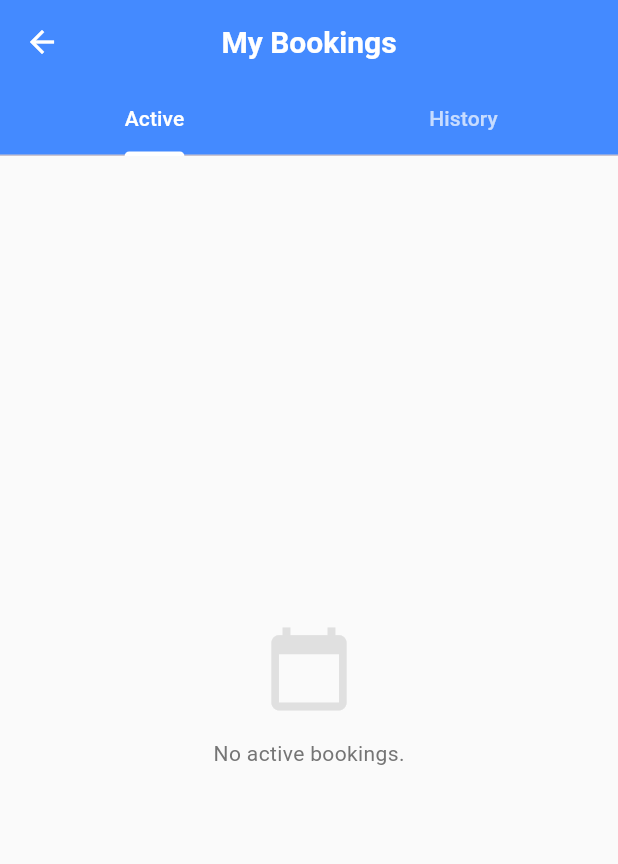
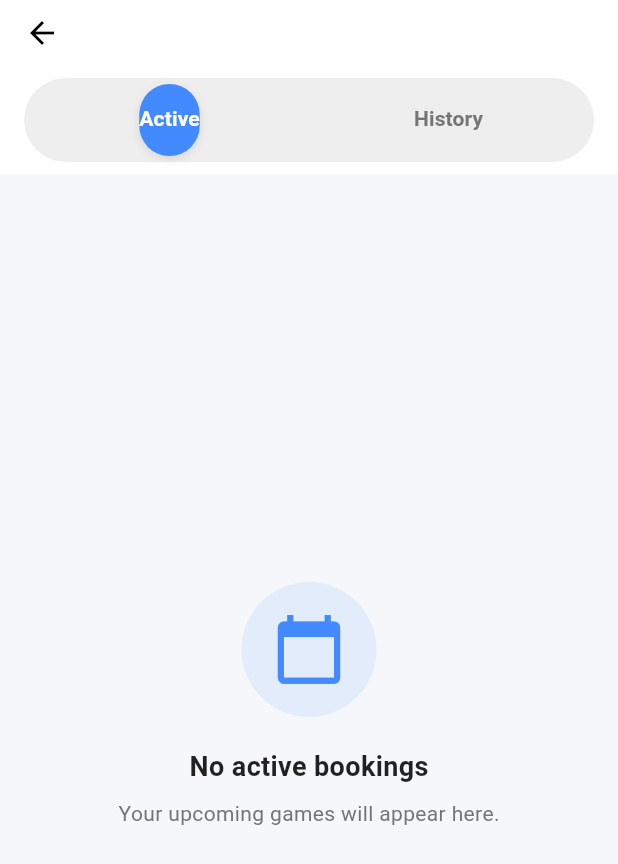
Before and after one commit to AmirKma112/court_time, a Flutter app: the MyBookingsScreen screen opened directly, on a phone screen of 412 x 824 dp. Shown: the top 864 px of the screen. Run offline on Flutter 3.47's test engine with Material 3 defaults, Android fonts, the phone set to English and light mode, and no system bars; our stand-ins replace cloud_firestore, firebase_auth, firebase_core, firebase_storage, image_picker; accounts and stored records are empty.

Commit message:
update booking card, my booking and owner manage booking

```diff
--- a/lib/screens/player/profile/my_bookings_screen.dart
+++ b/lib/screens/player/profile/my_bookings_screen.dart
@@ -4,7 +4,7 @@ import '../../../services/auth_service.dart';
 import '../../../services/database_service.dart';
 import '../../../models/booking_model.dart';
 import '../../../widgets/booking_card.dart';
-import 'package:court_time/screens/player/booking/slot_selection_screen.dart'; //reshedule
+import 'package:court_time/screens/player/booking/slot_selection_screen.dart';
 
 class MyBookingsScreen extends StatefulWidget {
   const MyBookingsScreen({super.key});
@@ -21,16 +21,11 @@ class _MyBookingsScreenState extends State<MyBookingsScreen> {
     _checkExpiredBookings();
   }
 
-  // ==============================================================
-  // 1. AUTO-COMPLETE LOGIC (Moves old bookings to History)
-  // ==============================================================
   void _checkExpiredBookings() async {
     final userId = AuthService().getCurrentUserId();
     if (userId == null) return;
 
     final now = DateTime.now();
-
-    // Get all "Approved" bookings for this user
     final snapshot = await FirebaseFirestore.instance
         .collection('bookings')
         .where('userId', isEqualTo: userId)
@@ -43,8 +38,6 @@ class _MyBookingsScreenState extends State<MyBookingsScreen> {
 
       if (bookingTimestamp != null) {
         DateTime bookingDate = bookingTimestamp.toDate();
-
-        // If booking is more than 1 hours in the past, mark as Completed
         if (bookingDate.isBefore(now.subtract(const Duration(hours: 1)))) {
           await DatabaseService().updateBookingStatus(doc.id, 'Completed');
         }
@@ -52,23 +45,25 @@ class _MyBookingsScreenState extends State<MyBookingsScreen> {
     }
   }
 
-  // ==============================================================
-  // 2. CANCEL LOGIC
-  // ==============================================================
   void _cancelBooking(String bookingId) async {
     bool? confirm = await showDialog(
       context: context,
       builder: (context) => AlertDialog(
         title: const Text("Cancel Booking?"),
         content: const Text("Are you sure you want to cancel your request?"),
+        shape: RoundedRectangleBorder(borderRadius: BorderRadius.circular(16)),
         actions: [
           TextButton(
             onPressed: () => Navigator.pop(context, false),
             child: const Text("No, Keep it"),
           ),
-          TextButton(
+          ElevatedButton(
             onPressed: () => Navigator.pop(context, true),
-            style: TextButton.styleFrom(foregroundColor: Colors.red),
+            style: ElevatedButton.styleFrom(
+              backgroundColor: Colors.redAccent,
+              foregroundColor: Colors.white,
+              shape: RoundedRectangleBorder(borderRadius: BorderRadius.circular(8)),
+            ),
             child: const Text("Yes, Cancel"),
           ),
         ],
@@ -85,31 +80,24 @@ class _MyBookingsScreenState extends State<MyBookingsScreen> {
     }
   }
 
-  // ==============================================================
-  // 3. RESCHEDULE LOGIC (Update Time)
-  // ==============================================================
   void _rescheduleBooking(BookingModel booking) async {
-    // Show Loading
     showDialog(
       context: context,
       barrierDismissible: false,
       builder: (c) => const Center(child: CircularProgressIndicator()),
     );
 
-    // Fetch Court Details so we can open the selection screen
     final court = await DatabaseService().getCourtById(booking.courtId);
 
-    // Hide Loading
     if (mounted) Navigator.pop(context);
 
     if (court != null && mounted) {
-      // Navigate to SlotSelectionScreen in "Update Mode"
       Navigator.push(
         context,
         MaterialPageRoute(
           builder: (context) => SlotSelectionScreen(
             court: court,
-            bookingId: booking.id, // Passing ID triggers "Update Mode"
+            bookingId: booking.id,
           ),
         ),
       );
@@ -133,17 +121,49 @@ class _MyBookingsScreenState extends State<MyBookingsScreen> {
     return DefaultTabController(
       length: 2,
       child: Scaffold(
+        backgroundColor: const Color(0xFFF5F7FA), // Light grey background
         appBar: AppBar(
-          title: const Text("My Bookings"),
-          backgroundColor: Colors.blueAccent,
-          bottom: const TabBar(
-            indicatorColor: Colors.white,
-            labelColor: Colors.white,
-            unselectedLabelColor: Colors.white70,
-            tabs: [
-              Tab(text: "Active"),
-              Tab(text: "History"),
-            ],
+          title: const Text(
+            "My Bookings",
+            style: TextStyle(fontWeight: FontWeight.bold),
+          ),
+          centerTitle: true,
+          backgroundColor: Colors.white,
+          elevation: 0,
+          foregroundColor: Colors.black, // Dark text
+          leading: IconButton(
+            icon: const Icon(Icons.arrow_back, color: Colors.black),
+            onPressed: () {
+              Navigator.pop(context); // Go back to Dashboard
+            },
+          ),
+          bottom: PreferredSize(
+            preferredSize: const Size.fromHeight(60),
+            child: Container(
+              margin: const EdgeInsets.symmetric(horizontal: 16, vertical: 8),
+              padding: const EdgeInsets.all(4),
+              decoration: BoxDecoration(
+                color: Colors.grey[200],
+                borderRadius: BorderRadius.circular(30),
+              ),
+              child: TabBar(
+                dividerColor: Colors.transparent,
+                indicator: BoxDecoration(
+                  color: Colors.blueAccent,
+                  borderRadius: BorderRadius.circular(25),
+                  boxShadow: [
+                    BoxShadow(color: Colors.black.withOpacity(0.1), blurRadius: 4, offset: const Offset(0, 2))
+                  ]
+                ),
+                labelColor: Colors.white,
+                unselectedLabelColor: Colors.grey[600],
+                labelStyle: const TextStyle(fontWeight: FontWeight.bold),
+                tabs: const [
+                  Tab(text: "Active"),
+                  Tab(text: "History"),
+                ],
+              ),
+            ),
           ),
         ),
         body: TabBarView(
@@ -157,8 +177,7 @@ class _MyBookingsScreenState extends State<MyBookingsScreen> {
   }
 
   Widget _buildBookingList(String userId, {required bool isActive}) {
-    // Define which statuses belong to which tab
-    final List<String> activeStatuses = ['Pending', 'Approved', 'Confirmed'];
+    final List<String> activeStatuses = ['Pending', 'Approved'];
     final List<String> historyStatuses = ['Rejected', 'Cancelled', 'Completed'];
 
     final filterStatuses = isActive ? activeStatuses : historyStatuses;
@@ -181,14 +200,26 @@ class _MyBookingsScreenState extends State<MyBookingsScreen> {
             child: Column(
               mainAxisAlignment: MainAxisAlignment.center,
               children: [
-                Icon(
-                  isActive ? Icons.calendar_today : Icons.history,
-                  size: 60,
-                  color: Colors.grey[300],
+                Container(
+                  padding: const EdgeInsets.all(20),
+                  decoration: BoxDecoration(
+                    color: Colors.blueAccent.withOpacity(0.1),
+                    shape: BoxShape.circle,
+                  ),
+                  child: Icon(
+                    isActive ? Icons.calendar_today : Icons.history,
+                    size: 50,
+                    color: Colors.blueAccent,
+                  ),
                 ),
-                const SizedBox(height: 16),
+                const SizedBox(height: 20),
                 Text(
-                  isActive ? "No active bookings." : "No past history.",
+                  isActive ? "No active bookings" : "No past history",
+                  style: const TextStyle(fontSize: 18, fontWeight: FontWeight.bold, color: Colors.black87),
+                ),
+                const SizedBox(height: 8),
+                Text(
+                  isActive ? "Your upcoming games will appear here." : "Your completed games will appear here.",
                   style: TextStyle(color: Colors.grey[600]),
                 ),
               ],
@@ -198,42 +229,48 @@ class _MyBookingsScreenState extends State<MyBookingsScreen> {
 
         final docs = snapshot.data!.docs;
 
-        return ListView.builder(
+        return ListView.separated(
           padding: const EdgeInsets.all(16),
           itemCount: docs.length,
+          separatorBuilder: (context, index) => const SizedBox(height: 16),
           itemBuilder: (context, index) {
             final data = docs[index].data() as Map<String, dynamic>;
             final booking = BookingModel.fromMap(data, docs[index].id);
-
-            // 🔒 RULES:
-            // 1. Only 'Pending' bookings can be Modified or Cancelled.
-            // 2. 'Approved' bookings are locked (must contact owner).
             final bool isEditable = booking.status == 'Pending';
 
             return BookingCard(
               booking: booking,
-              trailing: isActive
+              actionButtons: isActive && isEditable
                 ? Row(
-                    mainAxisSize: MainAxisSize.min,
                     children: [
-                      // RESCHEDULE BUTTON (Blue Edit Icon)
-                      if (isEditable)
-                        IconButton(
-                          icon: const Icon(Icons.edit_calendar, color: Colors.blue),
-                          tooltip: "Reschedule / Update Time",
+                      Expanded(
+                        child: OutlinedButton.icon(
+                          icon: const Icon(Icons.edit_calendar, size: 18),
+                          label: const Text("Reschedule"),
+                          style: OutlinedButton.styleFrom(
+                            foregroundColor: Colors.blueAccent,
+                            side: const BorderSide(color: Colors.blueAccent),
+                            shape: RoundedRectangleBorder(borderRadius: BorderRadius.circular(8)),
+                          ),
                           onPressed: () => _rescheduleBooking(booking),
                         ),
-
-                      // CANCEL BUTTON (Red X Icon)
-                      if (isEditable)
-                        IconButton(
-                          icon: const Icon(Icons.cancel, color: Colors.red),
-                          tooltip: "Cancel Request",
+                      ),
+                      const SizedBox(width: 12),
+                      Expanded(
+                        child: OutlinedButton.icon(
+                          icon: const Icon(Icons.cancel_outlined, size: 18),
+                          label: const Text("Cancel"),
+                          style: OutlinedButton.styleFrom(
+                            foregroundColor: Colors.redAccent,
+                            side: const BorderSide(color: Colors.redAccent),
+                            shape: RoundedRectangleBorder(borderRadius: BorderRadius.circular(8)),
+                          ),
                           onPressed: () => _cancelBooking(booking.id),
                         ),
+                      ),
                     ],
                   )
-                : null, // No buttons for History or Approved bookings
+                : null,
             );
           },
         );
```
Also changed, not shown: lib/screens/owner/owner_manage_bookings.dart (+87 -28 lines), lib/widgets/booking_card.dart (+96 -55 lines).
